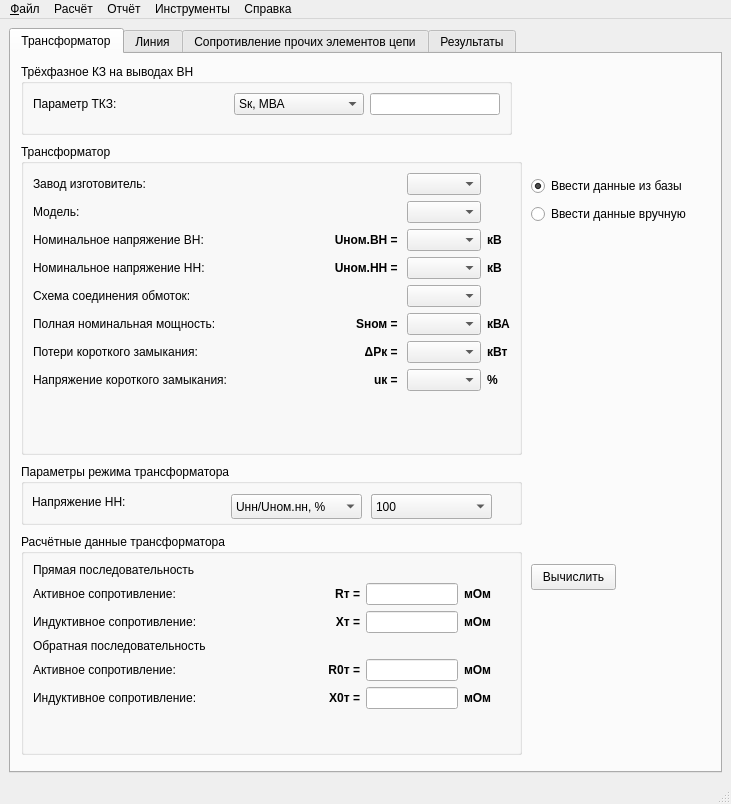
This is ui/ui_mainwindow.ui in DoctorChe/ElectroCalculator as Qt 5 draws it before an edit. The edited form follows.
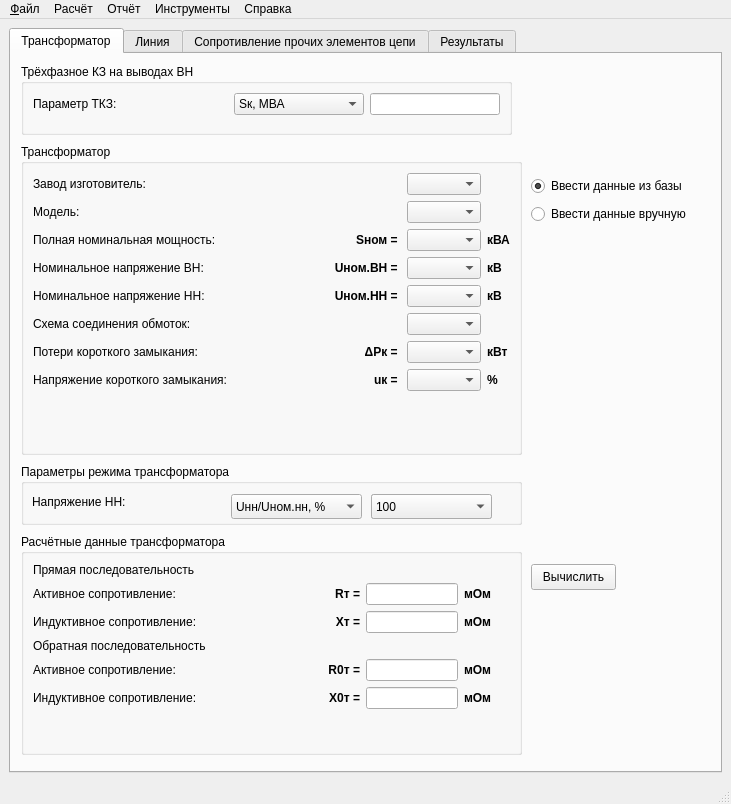
This is the edited form.

Commit message: replace columns in transformer table

What changed in the file:
```diff
--- a/ui/ui_mainwindow.ui
+++ b/ui/ui_mainwindow.ui
@@ -241,15 +241,22 @@
         </property>
         <layout class="QVBoxLayout" name="verticalLayout_11">
          <item>
-          <layout class="QGridLayout" name="gridLayout" rowstretch="0,0,0,0,0,0,0,0" columnstretch="5,0,0,0" columnminimumwidth="0,0,0,0">
-           <item row="6" column="0">
+          <layout class="QGridLayout" name="gridLayout" rowstretch="0,0,0,0,0,0,0,0,0" columnstretch="5,0,0,0" columnminimumwidth="0,0,0,0">
+           <item row="4" column="2">
+            <widget class="QComboBox" name="comboBox_U_sr_NN">
+             <property name="editable">
+              <bool>false</bool>
+             </property>
+            </widget>
+           </item>
+           <item row="7" column="0">
             <widget class="QLabel" name="label_28">
              <property name="text">
               <string>Потери короткого замыкания:</string>
              </property>
             </widget>
            </item>
-           <item row="3" column="1">
+           <item row="4" column="1">
             <widget class="QLabel" name="label_21">
              <property name="font">
               <font>
@@ -272,34 +279,27 @@
              </property>
             </widget>
            </item>
-           <item row="2" column="2">
+           <item row="3" column="2">
             <widget class="QComboBox" name="comboBox_U_sr_VN">
              <property name="editable">
               <bool>false</bool>
              </property>
             </widget>
            </item>
-           <item row="2" column="0">
+           <item row="3" column="0">
             <widget class="QLabel" name="label_16">
              <property name="text">
               <string>Номинальное напряжение ВН:</string>
              </property>
             </widget>
            </item>
-           <item row="1" column="2">
-            <widget class="QComboBox" name="comboBox_tr_model"/>
-           </item>
-           <item row="3" column="2">
-            <widget class="QComboBox" name="comboBox_U_sr_NN">
-             <property name="editable">
-              <bool>false</bool>
-             </property>
-            </widget>
-           </item>
            <item row="0" column="2">
             <widget class="QComboBox" name="comboBox_tr_manufacturer"/>
            </item>
-           <item row="2" column="1">
+           <item row="1" column="2">
+            <widget class="QComboBox" name="comboBox_tr_model"/>
+           </item>
+           <item row="3" column="1">
             <widget class="QLabel" name="label_17">
              <property name="font">
               <font>
@@ -322,28 +322,15 @@
              </property>
             </widget>
            </item>
-           <item row="3" column="0">
+           <item row="4" column="0">
             <widget class="QLabel" name="label_20">
              <property name="text">
               <string>Номинальное напряжение НН:</string>
              </property>
             </widget>
            </item>
-           <item row="2" column="3">
-            <widget class="QLabel" name="label_18">
-             <property name="font">
-              <font>
-               <weight>75</weight>
-               <bold>true</bold>
-              </font>
-             </property>
-             <property name="text">
-              <string>кВ</string>
-             </property>
-            </widget>
-           </item>
            <item row="3" column="3">
-            <widget class="QLabel" name="label_19">
+            <widget class="QLabel" name="label_18">
              <property name="font">
               <font>
                <weight>75</weight>
@@ -355,7 +342,7 @@
              </property>
             </widget>
            </item>
-           <item row="4" column="2">
+           <item row="5" column="2">
             <widget class="QComboBox" name="comboBox_tr_connection_windings">
              <property name="editable">
               <bool>false</bool>
@@ -407,8 +394,8 @@
              </item>
             </widget>
            </item>
-           <item row="5" column="3">
-            <widget class="QLabel" name="label_22">
+           <item row="4" column="3">
+            <widget class="QLabel" name="label_19">
              <property name="font">
               <font>
                <weight>75</weight>
@@ -416,69 +403,39 @@
               </font>
              </property>
              <property name="text">
-              <string>кВА</string>
+              <string>кВ</string>
              </property>
             </widget>
            </item>
-           <item row="5" column="1">
-            <widget class="QLabel" name="label_24">
-             <property name="font">
-              <font>
-               <weight>75</weight>
-               <bold>true</bold>
-              </font>
-             </property>
-             <property name="text">
-              <string>Sном = </string>
-             </property>
-             <property name="alignment">
-              <set>Qt::AlignRight|Qt::AlignTrailing|Qt::AlignVCenter</set>
-             </property>
-            </widget>
-           </item>
-           <item row="4" column="0">
+           <item row="5" column="0">
             <widget class="QLabel" name="label_25">
              <property name="text">
               <string>Схема соединения обмоток:</string>
              </property>
             </widget>
            </item>
-           <item row="5" column="0">
-            <widget class="QLabel" name="label_23">
-             <property name="text">
-              <string>Полная номинальная мощность:</string>
-             </property>
-            </widget>
-           </item>
-           <item row="5" column="2">
-            <widget class="QComboBox" name="comboBox_tr_full_rated_capacity">
-             <property name="editable">
-              <bool>false</bool>
-             </property>
-            </widget>
-           </item>
-           <item row="7" column="0">
-            <widget class="QLabel" name="label_29">
-             <property name="text">
-              <string>Напряжение короткого замыкания:</string>
-             </property>
-            </widget>
-           </item>
-           <item row="6" column="2">
-            <widget class="QComboBox" name="comboBox_tr_short_circuit_loss">
-             <property name="editable">
-              <bool>false</bool>
-             </property>
-            </widget>
-           </item>
            <item row="7" column="2">
+            <widget class="QComboBox" name="comboBox_tr_short_circuit_loss">
+             <property name="editable">
+              <bool>false</bool>
+             </property>
+            </widget>
+           </item>
+           <item row="8" column="2">
             <widget class="QComboBox" name="comboBox_tr_impedance_voltage">
              <property name="editable">
               <bool>false</bool>
              </property>
             </widget>
            </item>
-           <item row="6" column="3">
+           <item row="8" column="0">
+            <widget class="QLabel" name="label_29">
+             <property name="text">
+              <string>Напряжение короткого замыкания:</string>
+             </property>
+            </widget>
+           </item>
+           <item row="7" column="3">
             <widget class="QLabel" name="label_30">
              <property name="font">
               <font>
@@ -491,7 +448,7 @@
              </property>
             </widget>
            </item>
-           <item row="7" column="3">
+           <item row="8" column="3">
             <widget class="QLabel" name="label_31">
              <property name="font">
               <font>
@@ -504,7 +461,7 @@
              </property>
             </widget>
            </item>
-           <item row="6" column="1">
+           <item row="7" column="1">
             <widget class="QLabel" name="label_32">
              <property name="font">
               <font>
@@ -520,7 +477,7 @@
              </property>
             </widget>
            </item>
-           <item row="7" column="1">
+           <item row="8" column="1">
             <widget class="QLabel" name="label_33">
              <property name="font">
               <font>
@@ -536,6 +493,49 @@
              </property>
             </widget>
            </item>
+           <item row="2" column="0">
+            <widget class="QLabel" name="label_23">
+             <property name="text">
+              <string>Полная номинальная мощность:</string>
+             </property>
+            </widget>
+           </item>
+           <item row="2" column="1">
+            <widget class="QLabel" name="label_24">
+             <property name="font">
+              <font>
+               <weight>75</weight>
+               <bold>true</bold>
+              </font>
+             </property>
+             <property name="text">
+              <string>Sном = </string>
+             </property>
+             <property name="alignment">
+              <set>Qt::AlignRight|Qt::AlignTrailing|Qt::AlignVCenter</set>
+             </property>
+            </widget>
+           </item>
+           <item row="2" column="2">
+            <widget class="QComboBox" name="comboBox_tr_full_rated_capacity">
+             <property name="editable">
+              <bool>false</bool>
+             </property>
+            </widget>
+           </item>
+           <item row="2" column="3">
+            <widget class="QLabel" name="label_22">
+             <property name="font">
+              <font>
+               <weight>75</weight>
+               <bold>true</bold>
+              </font>
+             </property>
+             <property name="text">
+              <string>кВА</string>
+             </property>
+            </widget>
+           </item>
           </layout>
          </item>
          <item>
@@ -3146,6 +3146,7 @@
      <string>Расчёт</string>
     </property>
     <addaction name="action_Calculate"/>
+    <addaction name="action_clean_form"/>
    </widget>
    <widget class="QMenu" name="menu_Report">
     <property name="title">
@@ -3213,6 +3214,11 @@
     <string>Версия Qt</string>
    </property>
   </action>
+  <action name="action_clean_form">
+   <property name="text">
+    <string>Очистить форму</string>
+   </property>
+  </action>
  </widget>
  <tabstops>
   <tabstop>comboBox_Sk_IkVN_Xs</tabstop>
```
Left out of the diff: 26 changed lines with no effect on the pictures. The commit also changes 10 other files.
